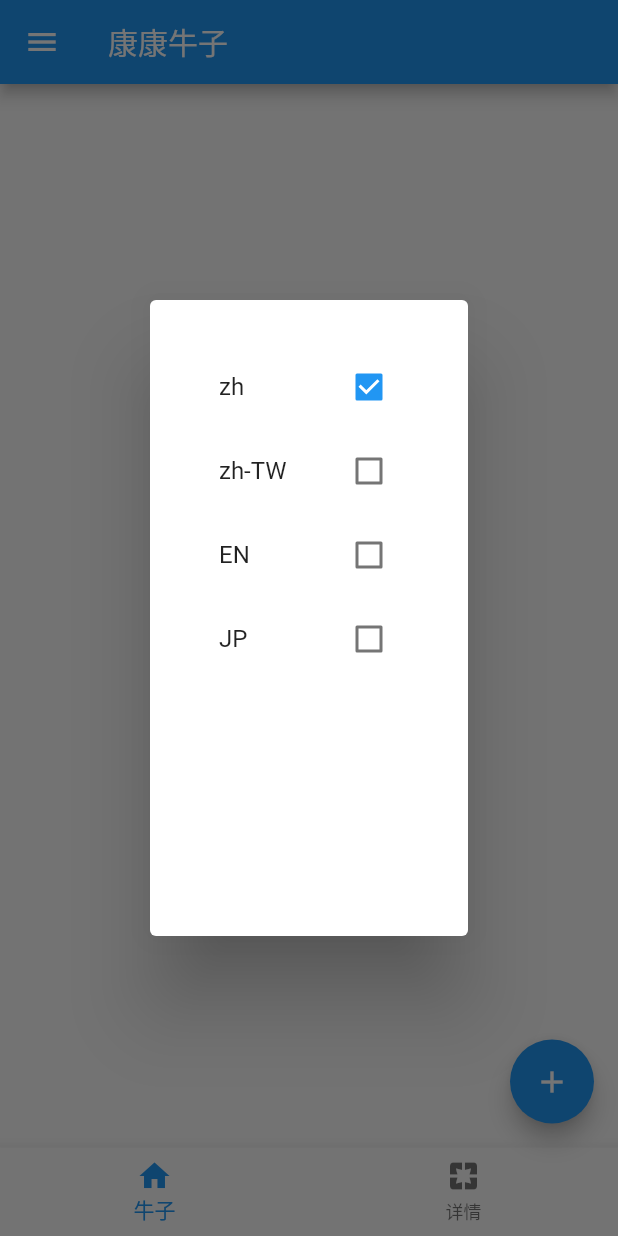
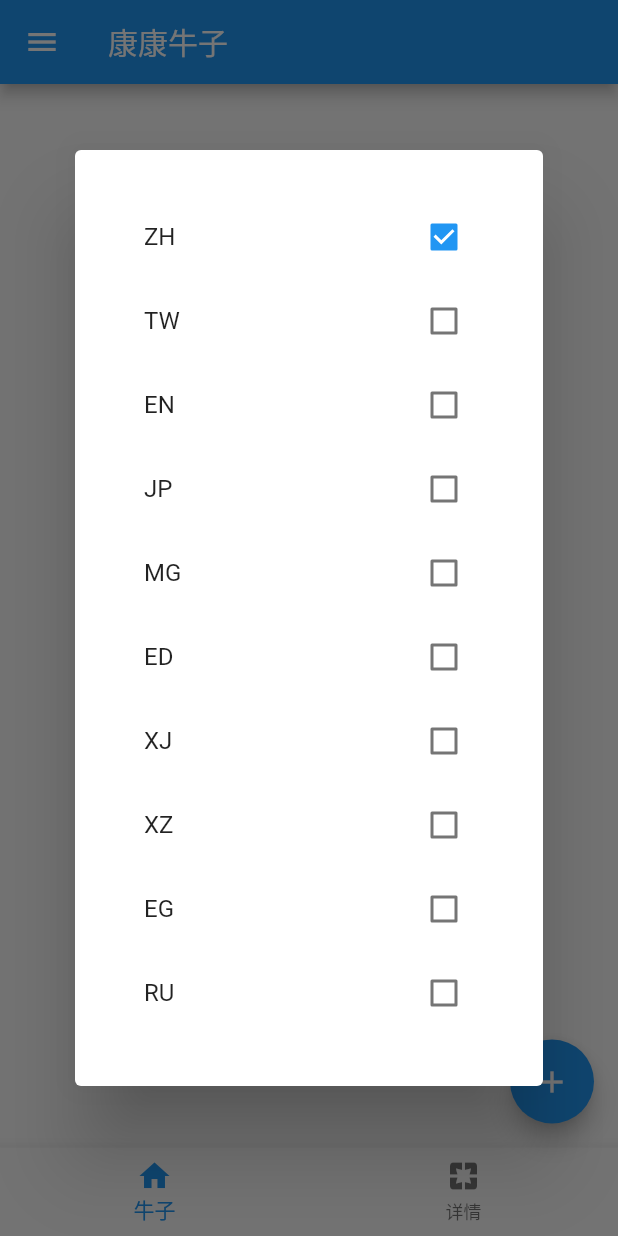
Before and after one commit to Decodetalkers/niuniu, a Flutter app: the screen it shows after launch, in the side drawer, after a tap on "Language", on a phone screen of 412 x 824 dp. Run offline on Flutter 3.47's test engine with Material 2 defaults, Android fonts, the phone set to English and light mode, and no system bars.

Commit message:
use listview

```diff
--- a/lib/languagepop/languagepop.dart
+++ b/lib/languagepop/languagepop.dart
@@ -2,7 +2,7 @@ import 'package:flutter/material.dart';
 
 class LanguagePop extends StatefulWidget {
   final int index;
-  final languages = ['zh', 'zh-TW', 'EN', 'JP'];
+  final languages = ['ZH', 'TW', 'EN', 'JP', 'MG', 'ED', 'XJ', 'XZ', 'EG', 'RU'];
   LanguagePop({Key? key, required this.index}) : super(key: key);
   @override
   State<LanguagePop> createState() => _LanguagePopState();
@@ -21,13 +21,13 @@ class _LanguagePopState extends State<LanguagePop> {
   @override
   Widget build(BuildContext context) {
     return Dialog(
-        insetPadding: const EdgeInsets.fromLTRB(100, 200, 100, 200),
+        insetPadding: const EdgeInsets.fromLTRB(50, 100, 50, 100),
         child: Container(
             //decoration:
             //    BoxDecoration(color: const Color(0xFFFFFFFF).withOpacity(1)),
             margin: const EdgeInsets.fromLTRB(30, 30, 30, 30),
             width: 1000,
-            child: Column(
+            child: ListView(
                 children: widget.languages
                     .asMap()
                     .map((i, item) => MapEntry(
```
